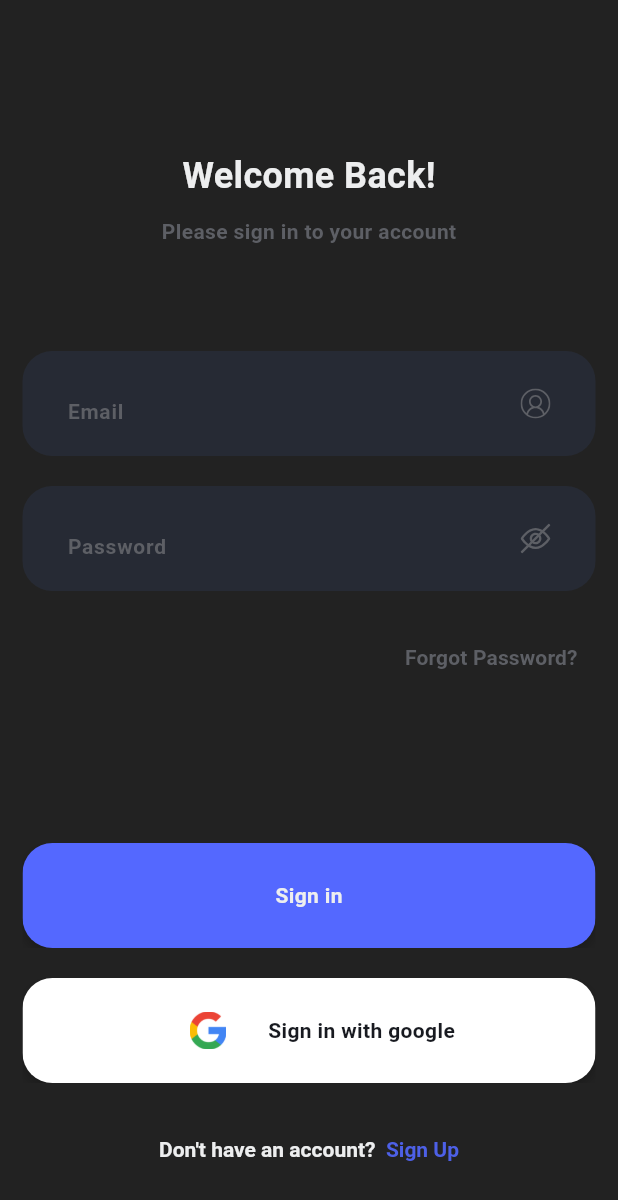
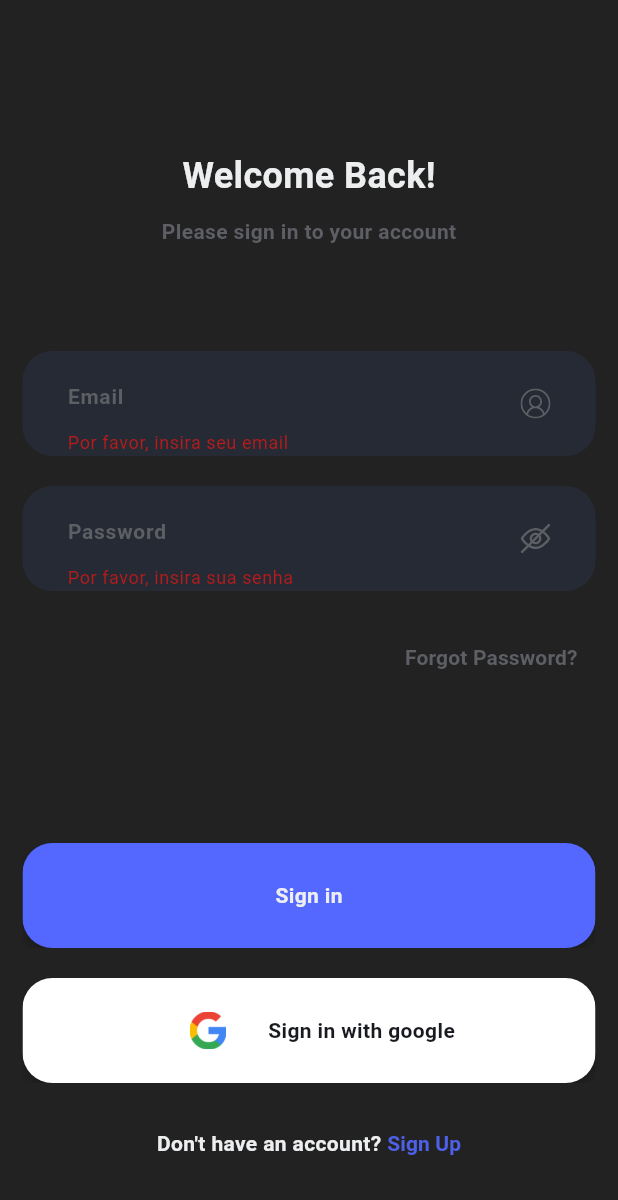
Before and after one commit to okBraga/barber-booking-flutter, a Flutter app: the screen it shows after launch, after a tap on "Sign in", on a phone screen of 412 x 824 dp. Shown: the top 1200 px of the screen. Run offline on Flutter 3.47's test engine with Material 3 defaults, Android fonts, the phone set to English and light mode, and no system bars; our stand-ins replace flutter_svg.

```diff
--- /dev/null
+++ b/lib/constants/routes.dart
@@ -0,0 +1,7 @@
+class Routes {
+  Routes._();
+
+//static const homePage = '/home-page';
+  static const loginPage = 'login-page';
+  static const sigUpPage = 'sign-up-page';
+}
--- a/lib/main.dart
+++ b/lib/main.dart
@@ -1,3 +1,4 @@
+import 'package:firebase_login/constants/routes.dart';
 import 'package:firebase_login/page/login_page.dart';
 import 'package:firebase_login/page/sign_up_page.dart';
 import 'package:flutter/material.dart';
@@ -18,7 +19,11 @@ class MyApp extends StatelessWidget {
         colorScheme: ColorScheme.fromSeed(seedColor: Colors.deepPurple),
         useMaterial3: true,
       ),
-      home: const LoginPage(),
+      initialRoute: Routes.loginPage,
+      routes: {
+        Routes.loginPage: (_) => const LoginPage(),
+        Routes.sigUpPage: (_) => const SignUpPage(),
+      },
     );
   }
 }
--- a/lib/page/login_page.dart
+++ b/lib/page/login_page.dart
@@ -1,3 +1,4 @@
+import 'package:firebase_login/constants/routes.dart';
 import 'package:firebase_login/core/colors.dart';
 import 'package:firebase_login/core/text_style.dart';
 import 'package:firebase_login/widget/custom_text_field.dart';
@@ -12,6 +13,8 @@ class LoginPage extends StatefulWidget {
 }
 
 class _LoginPageState extends State<LoginPage> {
+  final GlobalKey<FormState> _formKey = GlobalKey<FormState>();
+
   final TextEditingController _emailController = TextEditingController();
   final TextEditingController _passwordController = TextEditingController();
   bool obscureText = true;
@@ -22,13 +25,22 @@ class _LoginPageState extends State<LoginPage> {
     });
   }
 
+  void _submitForm() {
+    if (_formKey.currentState!.validate()) {
+    } else {}
+  }
+
   @override
   Widget build(BuildContext context) {
     return Scaffold(
       backgroundColor: Colors.black87,
-      body: Padding(
+      body: GestureDetector(
+        onTap: () => FocusScope.of(context).unfocus(),
+        child: Padding(
           padding: const EdgeInsets.only(top: 50.0),
           child: SingleChildScrollView(
+            child: Form(
+              key: _formKey,
               child: Column(
                 children: [
                   const SizedBox(height: 50.0),
@@ -45,15 +57,27 @@ class _LoginPageState extends State<LoginPage> {
                   CustomTextField(
                     controller: _emailController,
                     image: 'user.svg',
-                hintTxt: 'Email',
+                    hintText: 'Email',
                     obscureText: false,
+                    validator: (value) {
+                      if (value == null || value.isEmpty) {
+                        return 'Por favor, insira seu email';
+                      }
+                      return null;
+                    },
                   ),
                   CustomTextField(
                     controller: _passwordController,
                     image: obscureText ? 'hide.svg' : 'visibility.svg',
-                hintTxt: 'Password',
+                    hintText: 'Password',
                     obscureText: obscureText,
                     onIconTap: togglePasswordVisibility,
+                    validator: (value) {
+                      if (value == null || value.isEmpty) {
+                        return 'Por favor, insira sua senha';
+                      }
+                      return null;
+                    },
                   ),
                   const SizedBox(height: 10.0),
                   Align(
@@ -75,7 +99,9 @@ class _LoginPageState extends State<LoginPage> {
                     child: Column(
                       children: [
                         MainButton(
-                      onTap: () {},
+                          onTap: () {
+                            _submitForm();
+                          },
                           text: 'Sign in',
                           buttonColor: blueButton,
                         ),
@@ -87,28 +113,34 @@ class _LoginPageState extends State<LoginPage> {
                           buttonColor: white,
                           textColor: blackBG,
                         ),
-                    const SizedBox(height: 20.0),
-                    TextButton(
-                      onPressed: () {
-                        //Navigator.push(context, MaterialPageRoute(builder: (builder) => SignUpPage()));
-                      },
-                      child: RichText(
-                        text: TextSpan(children: [
-                          TextSpan(
-                            text: 'Don\'t have an account? ',
+                        const SizedBox(height: 30.0),
+                        Row(
+                          mainAxisAlignment: MainAxisAlignment.center,
+                          children: [
+                            Text(
+                              "Don't have an account? ",
                               style: headline.copyWith(
                                 fontSize: 14.0,
                               ),
                             ),
-                          TextSpan(
-                            text: ' Sign Up',
+                            TextButton(
+                              style: TextButton.styleFrom(
+                                padding: EdgeInsets.zero,
+                                minimumSize: const Size(0, 0),
+                                tapTargetSize: MaterialTapTargetSize.shrinkWrap,
+                              ),
+                              onPressed: () {
+                                Navigator.of(context).pushNamed(Routes.sigUpPage);
+                              },
+                              child: Text(
+                                'Sign Up',
                                 style: headlineDot.copyWith(
                                   fontSize: 14.0,
                                 ),
                               ),
-                        ]),
                             ),
-                    ),
+                          ],
+                        )
                       ],
                     ),
                   ),
@@ -116,6 +148,8 @@ class _LoginPageState extends State<LoginPage> {
               ),
             ),
           ),
+        ),
+      ),
     );
   }
 }
--- a/lib/widget/custom_text_field.dart
+++ b/lib/widget/custom_text_field.dart
@@ -4,21 +4,23 @@ import 'package:flutter/material.dart';
 import 'package:flutter_svg/svg.dart';
 
 class CustomTextField extends StatefulWidget {
-  final String hintTxt;
+  final String hintText;
   final String image;
   final TextEditingController controller;
   final TextInputType? keyBordType;
-  final bool obscureText; // Novo parâmetro
-  final VoidCallback? onIconTap; // Função de callback para o ícone
+  final bool obscureText;
+  final VoidCallback? onIconTap;
+  final String? Function(String?)? validator;
 
   const CustomTextField({
     super.key,
-    required this.hintTxt,
+    required this.hintText,
     required this.image,
     required this.controller,
     this.keyBordType,
     this.obscureText = false,
     this.onIconTap,
+    required this.validator,
   });
 
   @override
@@ -44,21 +46,22 @@ class _CustomTextFieldState extends State<CustomTextField> {
         children: [
           SizedBox(
             width: 270.0,
-            child: TextField(
+            child: TextFormField(
               controller: widget.controller,
               textAlignVertical: TextAlignVertical.center,
-              obscureText: widget.obscureText, // Usar o parâmetro obscureText
+              obscureText: widget.obscureText,
               keyboardType: widget.keyBordType,
               decoration: InputDecoration(
                 border: InputBorder.none,
-                hintText: widget.hintTxt,
+                hintText: widget.hintText,
                 hintStyle: hintStyle,
               ),
               style: headline2,
+              validator: widget.validator,
             ),
           ),
           GestureDetector(
-            onTap: widget.onIconTap, // Chama a função de callback ao tocar
+            onTap: widget.onIconTap,
             child: SvgPicture.asset(
               'assets/icon/${widget.image}',
               height: 20.0,
```
Also changed, not shown: lib/page/sign_up_page.dart (+67 -20 lines). Lines whose indentation alone changed are shown as unchanged.
